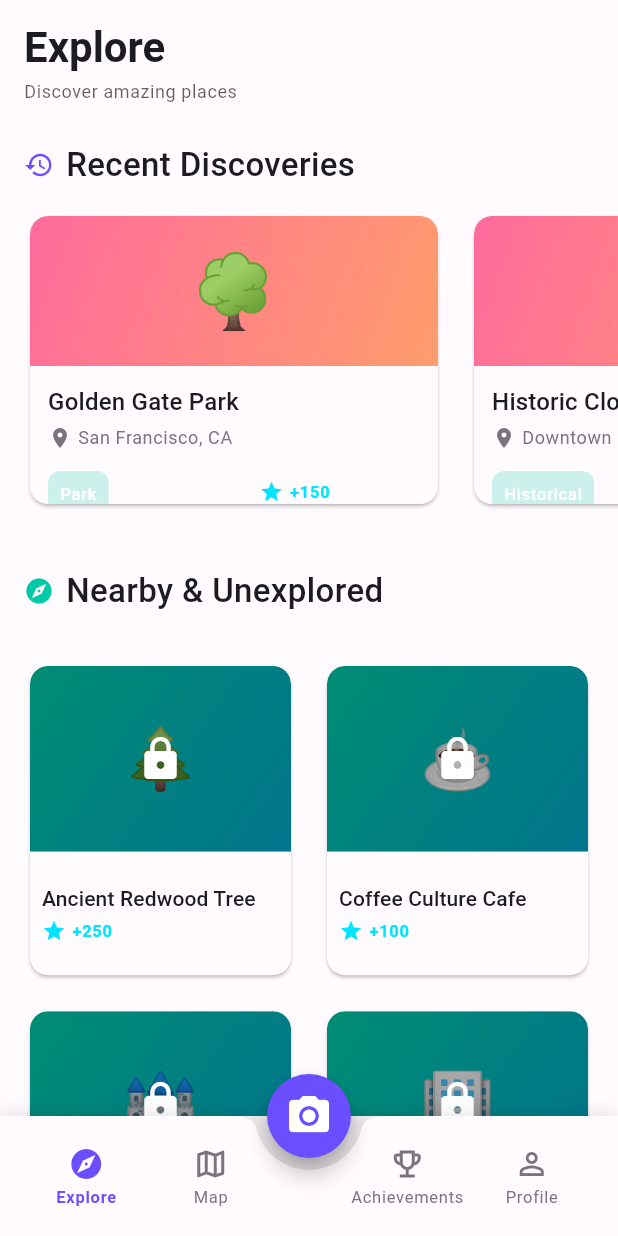
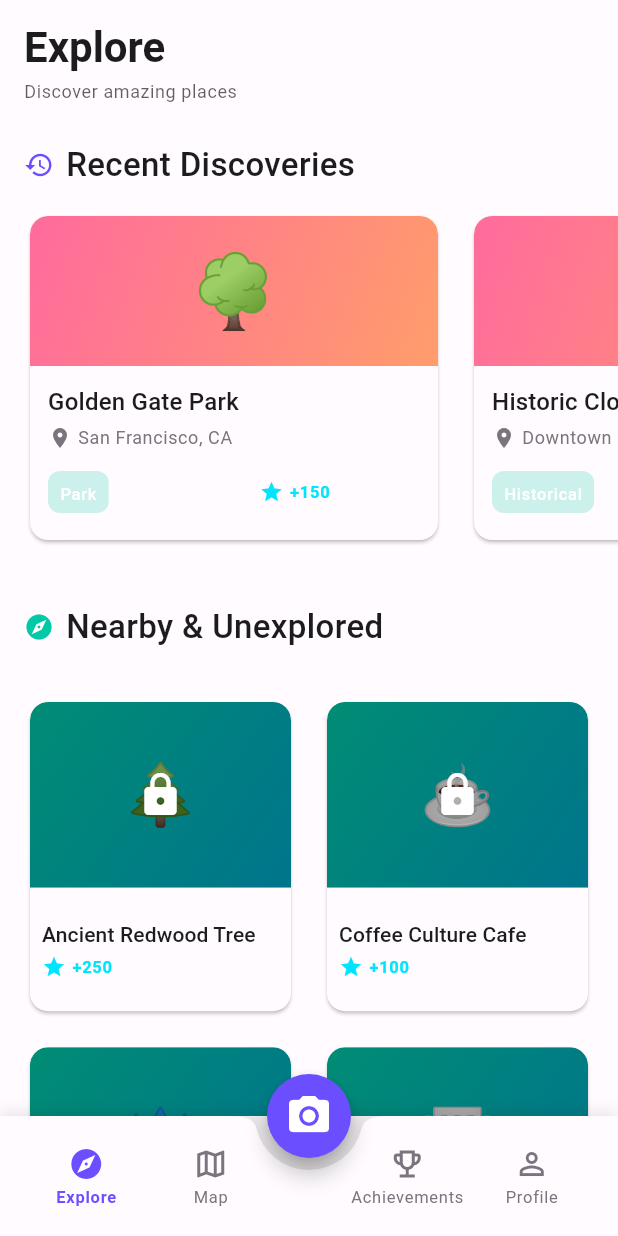
Before and after one commit to EloboAI/crazytrip, a Flutter app: the screen it shows after launch, on a phone screen of 412 x 824 dp. Run offline on Flutter 3.47's test engine with Material 3 defaults, Android fonts, the phone set to English and light mode, and no system bars.

Commit message:
Update explore screen layout and refactor discovery card widget
- Increased the height of the Recent Discoveries horizontal list in ExploreScreen from 200 to 224.
- Refactored the constructor of DiscoveryCard for improved readability.
- Adjusted formatting for better code style consistency in DiscoveryCard.
- Updated various build artifacts and binary files as part of the build process.
- Added C/C++ build system timing logs for multiple architectures (arm64-v8a, armeabi-v7a, x86, x86_64).

```diff
--- a/lib/screens/explore_screen.dart
+++ b/lib/screens/explore_screen.dart
@@ -57,7 +57,7 @@ class ExploreScreen extends StatelessWidget {
             // Recent Discoveries Horizontal List
             SliverToBoxAdapter(
               child: SizedBox(
-                height: 200,
+                height: 224,
                 child: ListView.builder(
                   scrollDirection: Axis.horizontal,
                   padding: const EdgeInsets.symmetric(horizontal: AppSpacing.m),
@@ -93,7 +93,10 @@ class ExploreScreen extends StatelessWidget {
                 ),
                 delegate: SliverChildBuilderDelegate((context, index) {
                   final discovery = nearbyDiscoveries[index];
-                  return CompactDiscoveryCard(discovery: discovery, showLock: true);
+                  return CompactDiscoveryCard(
+                    discovery: discovery,
+                    showLock: true,
+                  );
                 }, childCount: nearbyDiscoveries.length),
               ),
             ),
@@ -101,4 +104,5 @@ class ExploreScreen extends StatelessWidget {
         ),
       ),
     );
+  }
 }
--- a/lib/widgets/discovery_card.dart
+++ b/lib/widgets/discovery_card.dart
@@ -9,11 +9,7 @@ class DiscoveryCard extends StatelessWidget {
   final Discovery discovery;
   final VoidCallback? onTap;
 
-  const DiscoveryCard({
-    super.key,
-    required this.discovery,
-    this.onTap,
-  });
+  const DiscoveryCard({super.key, required this.discovery, this.onTap});
 
   @override
   Widget build(BuildContext context) {
@@ -80,7 +76,8 @@ class DiscoveryCard extends StatelessWidget {
                                 child: Text(
                                   discovery.location,
                                   style: AppTextStyles.bodySmall.copyWith(
-                                    color: Theme.of(context).colorScheme.outline,
+                                    color:
+                                        Theme.of(context).colorScheme.outline,
                                   ),
                                   maxLines: 1,
                                   overflow: TextOverflow.ellipsis,
@@ -97,7 +94,8 @@ class DiscoveryCard extends StatelessWidget {
                             child: Chip(
                               label: Text(discovery.category),
                               labelStyle: AppTextStyles.labelSmall,
-                              backgroundColor: AppColors.tertiaryColor.withOpacity(0.2),
+                              backgroundColor: AppColors.tertiaryColor
+                                  .withOpacity(0.2),
                               side: BorderSide.none,
                               padding: EdgeInsets.zero,
                               visualDensity: VisualDensity.compact,
```
Also changed, not shown: 7 other files.
